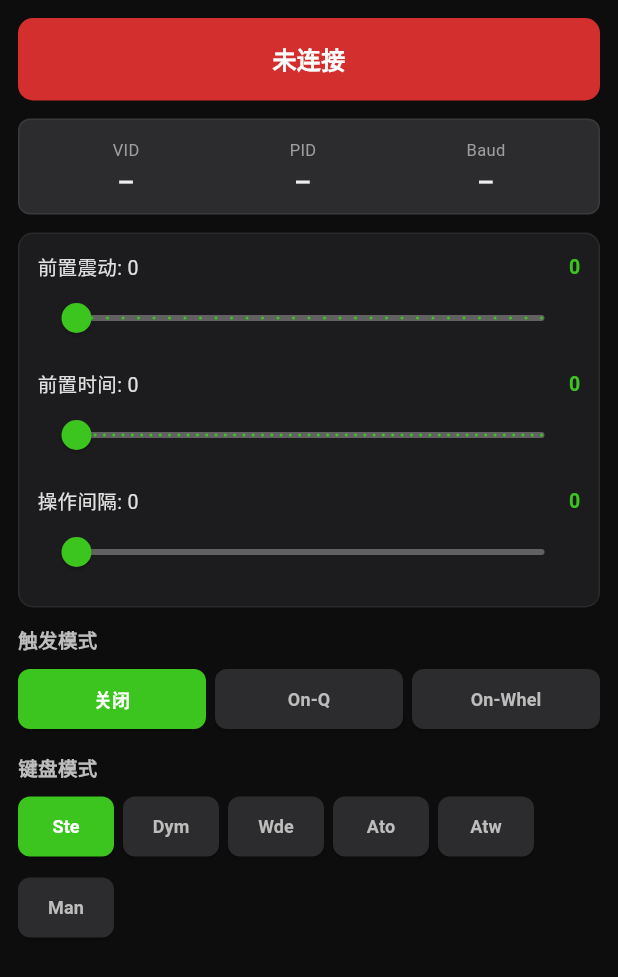
After one commit to tobycroft/flutter_tuuzkb, a Flutter app: the HomePage screen opened directly, on a phone screen of 412 x 824 dp. The commit adds this screen. Shown: the top 977 px of the screen. Run offline on Flutter 3.47's test engine with Material 3 defaults, Android fonts, the phone set to English and light mode, and no system bars; our stand-ins replace shared_preferences; accounts and stored records are empty.

Commit message:
feat: 创建首页（Home Page）
包含：连接状态横幅、输出设备切换、设备信息面板(VID/PID/Baud)、
屏蔽键显示、三个滑块(前置震动/前置时间/操作间隔)、
触发模式按钮(关闭/On-Q/On-Whel)、键盘模式按钮(Ste/Dym/Wde/Ato/Atw/Man)

```diff
--- /dev/null
+++ b/lib/pages/home_page.dart
@@ -0,0 +1,485 @@
+import 'dart:async';
+import 'package:flutter/material.dart';
+import '../store/ws.dart';
+
+class HomePage extends StatefulWidget {
+  const HomePage({super.key});
+
+  @override
+  State<HomePage> createState() => _HomePageState();
+}
+
+class _HomePageState extends State<HomePage> {
+  final WsStore ws = WsStore();
+  Timer? _cfggetTimer;
+
+  @override
+  void initState() {
+    super.initState();
+    ws.subscribe(_onStateChange);
+  }
+
+  @override
+  void dispose() {
+    _cfggetTimer?.cancel();
+    super.dispose();
+  }
+
+  void _onStateChange() {
+    if (mounted) setState(() {});
+  }
+
+  void _switchOutput(String name) {
+    ws.currentOutput = name;
+    ws.sendMessage({
+      'route': 'semi-config',
+      'type': 'switch_output',
+      'data': {'name': name}
+    });
+    _cfggetTimer?.cancel();
+    _cfggetTimer = Timer(Duration(seconds: 1), () {
+      ws.requestInfoCfgGet();
+      _cfggetTimer = null;
+    });
+  }
+
+  Map<String, dynamic> _getSnapshot() {
+    return {
+      'Endpoint_BeforeDelay_Random': ws.endpointBeforeDelayRandom,
+      'Endpoint_BeforeDelay': ws.endpointBeforeDelay,
+      'Endpoint_delay': ws.endpointDelay,
+      'Endpoint_dynamic_mode': ws.endpointDynamicMode,
+      'Mode': ws.mode,
+    };
+  }
+
+  void _onSliderChange(String field, int value) {
+    switch (field) {
+      case 'random':
+        ws.setEndpointBeforeDelayRandom(value);
+        break;
+      case 'beforeDelay':
+        ws.setEndpointBeforeDelay(value);
+        break;
+      case 'delay':
+        ws.setEndpointDelay(value);
+        break;
+    }
+    final snap = _getSnapshot();
+    snap[field] = value;
+    ws.requestSemiConfig(field, snap);
+  }
+
+  void _setMode(int mode) {
+    ws.setMode(mode);
+    ws.requestSemiConfig('Mode', _getSnapshot());
+  }
+
+  void _setEndpointMode(int mode) {
+    ws.setEndpointDynamicMode(mode);
+    ws.requestSemiConfig('Endpoint_dynamic_mode', _getSnapshot());
+  }
+
+  Color _getStatusColor() {
+    switch (ws.connectionClass) {
+      case 'status-success': return Colors.green[700]!;
+      case 'status-progress': return Colors.blue[700]!;
+      default: return Colors.red[700]!;
+    }
+  }
+
+  @override
+  Widget build(BuildContext context) {
+    return Scaffold(
+      backgroundColor: Color(0xFF0D0D0D),
+      body: SafeArea(
+        child: SingleChildScrollView(
+          padding: EdgeInsets.all(12),
+          child: Column(
+            crossAxisAlignment: CrossAxisAlignment.stretch,
+            children: [
+              // Connection status
+              _ConnectionBanner(
+                message: ws.connectionMessage,
+                color: _getStatusColor(),
+              ),
+              SizedBox(height: 12),
+
+              // Output switcher + compact info
+              _OutputAndInfoPanel(
+                outputs: ws.outputs,
+                currentOutput: ws.currentOutput,
+                vid: ws.vid,
+                pid: ws.pid,
+                baud: ws.baud,
+                macmode: ws.macmode,
+                onSwitchOutput: _switchOutput,
+                onTapMac: () => ws.cmdFunc('toggle_macmode'),
+              ),
+              SizedBox(height: 12),
+
+              // Mask panel
+              if (ws.maskButton.isNotEmpty) ...[
+                _MaskPanel(keys: ws.maskButton),
+                SizedBox(height: 12),
+              ],
+
+              // Sliders
+              _SlidersPanel(
+                randomValue: ws.endpointBeforeDelayRandom,
+                beforeValue: ws.endpointBeforeDelay,
+                delayValue: ws.endpointDelay,
+                onRandomChange: (v) => _onSliderChange('random', v),
+                onBeforeChange: (v) => _onSliderChange('beforeDelay', v),
+                onDelayChange: (v) => _onSliderChange('delay', v),
+              ),
+              SizedBox(height: 12),
+
+              // Bottom bar: mode buttons
+              _BottomBar(
+                mode: ws.mode,
+                endpointMode: ws.endpointDynamicMode,
+                onModeChange: _setMode,
+                onEndpointChange: _setEndpointMode,
+              ),
+            ],
+          ),
+        ),
+      ),
+    );
+  }
+}
+
+class _ConnectionBanner extends StatelessWidget {
+  final String message;
+  final Color color;
+  const _ConnectionBanner({required this.message, required this.color});
+
+  @override
+  Widget build(BuildContext context) {
+    return Container(
+      width: double.infinity,
+      padding: EdgeInsets.symmetric(vertical: 16, horizontal: 12),
+      decoration: BoxDecoration(
+        color: color,
+        borderRadius: BorderRadius.circular(10),
+      ),
+      child: Text(
+        message,
+        textAlign: TextAlign.center,
+        style: TextStyle(color: Colors.white, fontSize: 16, fontWeight: FontWeight.w600),
+      ),
+    );
+  }
+}
+
+class _OutputAndInfoPanel extends StatelessWidget {
+  final List<OutputDevice> outputs;
+  final String currentOutput;
+  final String vid;
+  final String pid;
+  final int baud;
+  final bool macmode;
+  final Function(String) onSwitchOutput;
+  final VoidCallback onTapMac;
+
+  const _OutputAndInfoPanel({
+    required this.outputs,
+    required this.currentOutput,
+    required this.vid,
+    required this.pid,
+    required this.baud,
+    required this.macmode,
+    required this.onSwitchOutput,
+    required this.onTapMac,
+  });
+
+  @override
+  Widget build(BuildContext context) {
+    return Column(
+      crossAxisAlignment: CrossAxisAlignment.start,
+      children: [
+        // Output switcher
+        if (outputs.isNotEmpty) ...[
+          Wrap(
+            spacing: 6,
+            runSpacing: 6,
+            children: outputs.map((dev) {
+              final selected = currentOutput == dev.name;
+              return ActionChip(
+                label: Text('输出 ${dev.name}'),
+                backgroundColor: selected ? Color(0xFF3CC51F) : Color(0xFF2C2C2E),
+                labelStyle: TextStyle(
+                  color: selected ? Colors.white : Colors.grey[300],
+                  fontSize: 12,
+                ),
+                onPressed: () => onSwitchOutput(dev.name),
+              );
+            }).toList(),
+          ),
+          SizedBox(height: 8),
+        ],
+
+        // Compact info
+        GestureDetector(
+          onTap: onTapMac,
+          child: Container(
+            padding: EdgeInsets.all(12),
+            decoration: BoxDecoration(
+              color: Color(0xFF2C2C2E),
+              border: Border.all(color: Color(0xFF3A3A3C)),
+              borderRadius: BorderRadius.circular(8),
+            ),
+            child: Row(
+              mainAxisAlignment: MainAxisAlignment.spaceAround,
+              children: [
+                _InfoItem(label: 'VID', value: vid.isNotEmpty ? vid : '—'),
+                _InfoItem(label: 'PID', value: pid.isNotEmpty ? pid : '—'),
+                _InfoItem(label: 'Baud', value: baud > 0 ? '$baud' : '—'),
+              ],
+            ),
+          ),
+        ),
+      ],
+    );
+  }
+}
+
+class _InfoItem extends StatelessWidget {
+  final String label;
+  final String value;
+  const _InfoItem({required this.label, required this.value});
+
+  @override
+  Widget build(BuildContext context) {
+    return Column(
+      children: [
+        Text(label, style: TextStyle(color: Colors.grey[500], fontSize: 11)),
+        SizedBox(height: 2),
+        Text(value, style: TextStyle(
+          color: Colors.grey[200],
+          fontSize: 14,
+          fontWeight: FontWeight.w700,
+          fontFamily: 'Courier New',
+        )),
+      ],
+    );
+  }
+}
+
+class _MaskPanel extends StatelessWidget {
+  final List<HidKeyInfo> keys;
+  const _MaskPanel({required this.keys});
+
+  @override
+  Widget build(BuildContext context) {
+    return Container(
+      padding: EdgeInsets.all(12),
+      decoration: BoxDecoration(
+        color: Color(0xFF1C1C1E),
+        border: Border.all(color: Color(0xFF3A3A3C)),
+        borderRadius: BorderRadius.circular(10),
+      ),
+      child: Column(
+        crossAxisAlignment: CrossAxisAlignment.start,
+        children: [
+          Text('屏蔽状态', style: TextStyle(color: Colors.grey[400], fontSize: 14, fontWeight: FontWeight.w700)),
+          SizedBox(height: 8),
+          Wrap(
+            spacing: 6,
+            runSpacing: 6,
+            children: keys.map((k) => Chip(
+              label: Text(k.display, style: TextStyle(fontSize: 11, color: Colors.white)),
+              backgroundColor: Color(0xFF8B0000),
+              deleteIcon: Icon(Icons.close, size: 14, color: Colors.white70),
+            )).toList(),
+          ),
+        ],
+      ),
+    );
+  }
+}
+
+class _SlidersPanel extends StatelessWidget {
+  final int randomValue;
+  final int beforeValue;
+  final int delayValue;
+  final Function(int) onRandomChange;
+  final Function(int) onBeforeChange;
+  final Function(int) onDelayChange;
+
+  const _SlidersPanel({
+    required this.randomValue,
+    required this.beforeValue,
+    required this.delayValue,
+    required this.onRandomChange,
+    required this.onBeforeChange,
+    required this.onDelayChange,
+  });
+
+  @override
+  Widget build(BuildContext context) {
+    return Container(
+      padding: EdgeInsets.all(12),
+      decoration: BoxDecoration(
+        color: Color(0xFF1C1C1E),
+        border: Border.all(color: Color(0xFF2A2A2A)),
+        borderRadius: BorderRadius.circular(10),
+      ),
+      child: Column(
+        crossAxisAlignment: CrossAxisAlignment.start,
+        children: [
+          _SliderRow(
+            label: '前置震动',
+            value: randomValue,
+            min: 0,
+            max: 30,
+            onChanged: onRandomChange,
+          ),
+          SizedBox(height: 10),
+          _SliderRow(
+            label: '前置时间',
+            value: beforeValue,
+            min: 0,
+            max: 50,
+            onChanged: onBeforeChange,
+          ),
+          SizedBox(height: 10),
+          _SliderRow(
+            label: '操作间隔',
+            value: delayValue,
+            min: 0,
+            max: 200,
+            onChanged: onDelayChange,
+          ),
+        ],
+      ),
+    );
+  }
+}
+
+class _SliderRow extends StatelessWidget {
+  final String label;
+  final int value;
+  final int min;
+  final int max;
+  final Function(int) onChanged;
+
+  const _SliderRow({
+    required this.label,
+    required this.value,
+    required this.min,
+    required this.max,
+    required this.onChanged,
+  });
+
+  @override
+  Widget build(BuildContext context) {
+    return Column(
+      crossAxisAlignment: CrossAxisAlignment.start,
+      children: [
+        Row(
+          mainAxisAlignment: MainAxisAlignment.spaceBetween,
+          children: [
+            Text('$label: $value', style: TextStyle(color: Colors.grey[300], fontSize: 13)),
+            Text('$value', style: TextStyle(color: Color(0xFF3CC51F), fontSize: 13, fontWeight: FontWeight.w600)),
+          ],
+        ),
+        Slider(
+          value: value.toDouble(),
+          min: min.toDouble(),
+          max: max.toDouble(),
+          activeColor: Color(0xFF3CC51F),
+          inactiveColor: Colors.grey[700],
+          divisions: max - min,
+          label: '$value',
+          onChanged: (v) => onChanged(v.round()),
+        ),
+      ],
+    );
+  }
+}
+
+class _BottomBar extends StatelessWidget {
+  final int mode;
+  final int endpointMode;
+  final Function(int) onModeChange;
+  final Function(int) onEndpointChange;
+
+  const _BottomBar({
+    required this.mode,
+    required this.endpointMode,
+    required this.onModeChange,
+    required this.onEndpointChange,
+  });
+
+  @override
+  Widget build(BuildContext context) {
+    return Column(
+      crossAxisAlignment: CrossAxisAlignment.start,
+      children: [
+        // Trigger mode
+        Text('触发模式', style: TextStyle(color: Colors.grey[400], fontSize: 13, fontWeight: FontWeight.w700)),
+        SizedBox(height: 6),
+        Row(
+          children: [
+            _ModeButton(label: '关闭', selected: mode == 0, color: Color(0xFF3CC51F), onTap: () => onModeChange(0)),
+            SizedBox(width: 6),
+            _ModeButton(label: 'On-Q', selected: mode == 1, color: Color(0xFF3CC51F), onTap: () => onModeChange(1)),
+            SizedBox(width: 6),
+            _ModeButton(label: 'On-Whel', selected: mode == 2, color: Color(0xFF3CC51F), onTap: () => onModeChange(2)),
+          ],
+        ),
+        SizedBox(height: 12),
+
+        // Endpoint mode
+        Text('键盘模式', style: TextStyle(color: Colors.grey[400], fontSize: 13, fontWeight: FontWeight.w700)),
+        SizedBox(height: 6),
+        Wrap(
+          spacing: 6,
+          runSpacing: 6,
+          children: [
+            _ModeButton(label: 'Ste', selected: endpointMode == 0, onTap: () => onEndpointChange(0)),
+            _ModeButton(label: 'Dym', selected: endpointMode == 1, onTap: () => onEndpointChange(1)),
+            _ModeButton(label: 'Wde', selected: endpointMode == 2, onTap: () => onEndpointChange(2)),
+            _ModeButton(label: 'Ato', selected: endpointMode == 3, onTap: () => onEndpointChange(3)),
+            _ModeButton(label: 'Atw', selected: endpointMode == 4, onTap: () => onEndpointChange(4)),
+            _ModeButton(label: 'Man', selected: endpointMode == 5, onTap: () => onEndpointChange(5)),
+          ],
+        ),
+      ],
+    );
+  }
+}
+
+class _ModeButton extends StatelessWidget {
+  final String label;
+  final bool selected;
+  final Color color;
+  final VoidCallback onTap;
+
+  static const _accentColor = Color(0xFF3CC51F);
+
+  const _ModeButton({
+    required this.label,
+    required this.selected,
+    this.color = _accentColor,
+    required this.onTap,
+  });
+
+  @override
+  Widget build(BuildContext context) {
+    return Expanded(
+      child: ElevatedButton(
+        onPressed: onTap,
+        style: ElevatedButton.styleFrom(
+          backgroundColor: selected ? color : Color(0xFF2C2C2E),
+          foregroundColor: selected ? Colors.white : Colors.grey[400],
+          padding: EdgeInsets.symmetric(vertical: 10),
+          shape: RoundedRectangleBorder(borderRadius: BorderRadius.circular(8)),
+        ),
+        child: Text(label, style: TextStyle(fontSize: 12, fontWeight: FontWeight.w600)),
+      ),
+    );
+  }
+}
--- a/lib/store/ws.dart
+++ b/lib/store/ws.dart
@@ -103,6 +103,14 @@ class WsStore {
   String get product => _product;
   String get serial => _serial;
   bool get isConnected => _connected;
+
+  // Setters for fields modified by pages
+  set currentOutput(String v) { _currentOutput = v; _notifyListeners(); }
+  void setEndpointBeforeDelayRandom(int v) { _endpointBeforeDelayRandom = v; _notifyListeners(); }
+  void setEndpointBeforeDelay(int v) { _endpointBeforeDelay = v; _notifyListeners(); }
+  void setEndpointDelay(int v) { _endpointDelay = v; _notifyListeners(); }
+  void setMode(int v) { _mode = v; _notifyListeners(); }
+  void setEndpointDynamicMode(int v) { _endpointDynamicMode = v; _notifyListeners(); }
 
   String getKeyName(String code) {
     if (code.isEmpty) return '';
```
